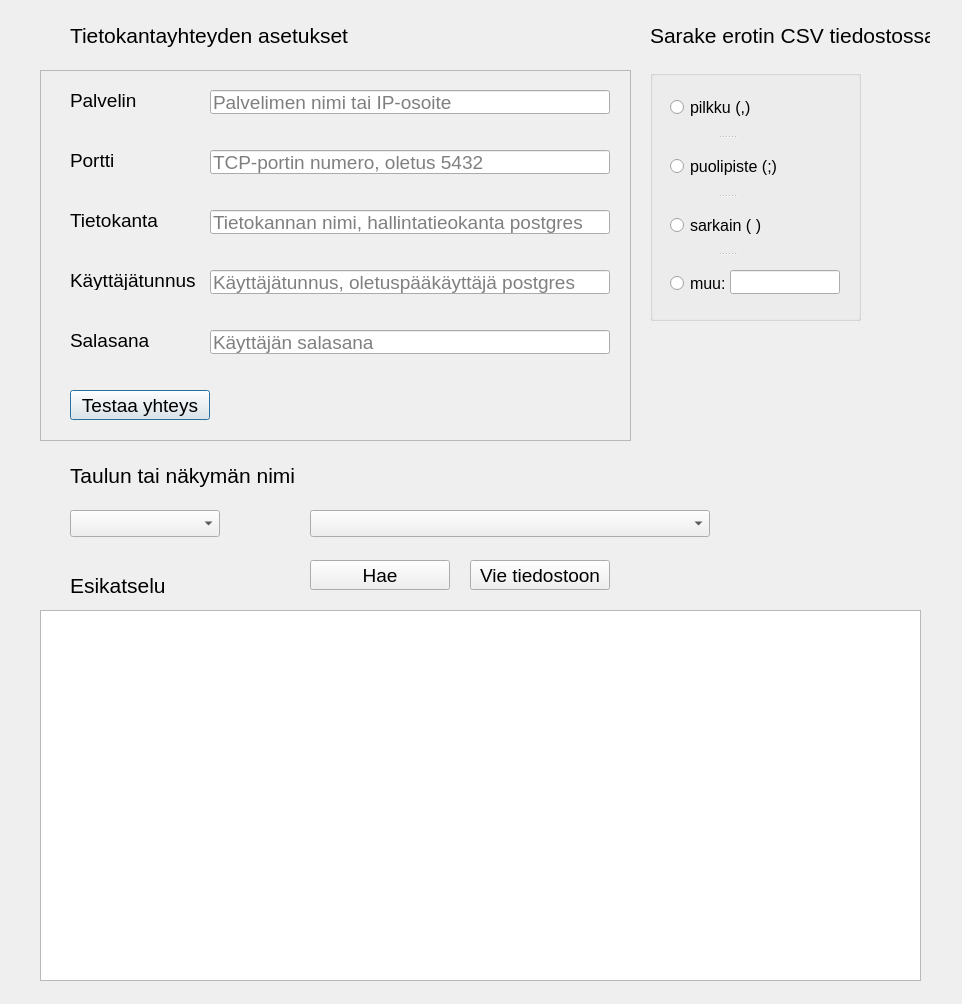
Before: the Qt Designer form PGCSVExportTool.ui in Sandrowue/PGViewCSV-ExportTool, drawn with Qt 5.
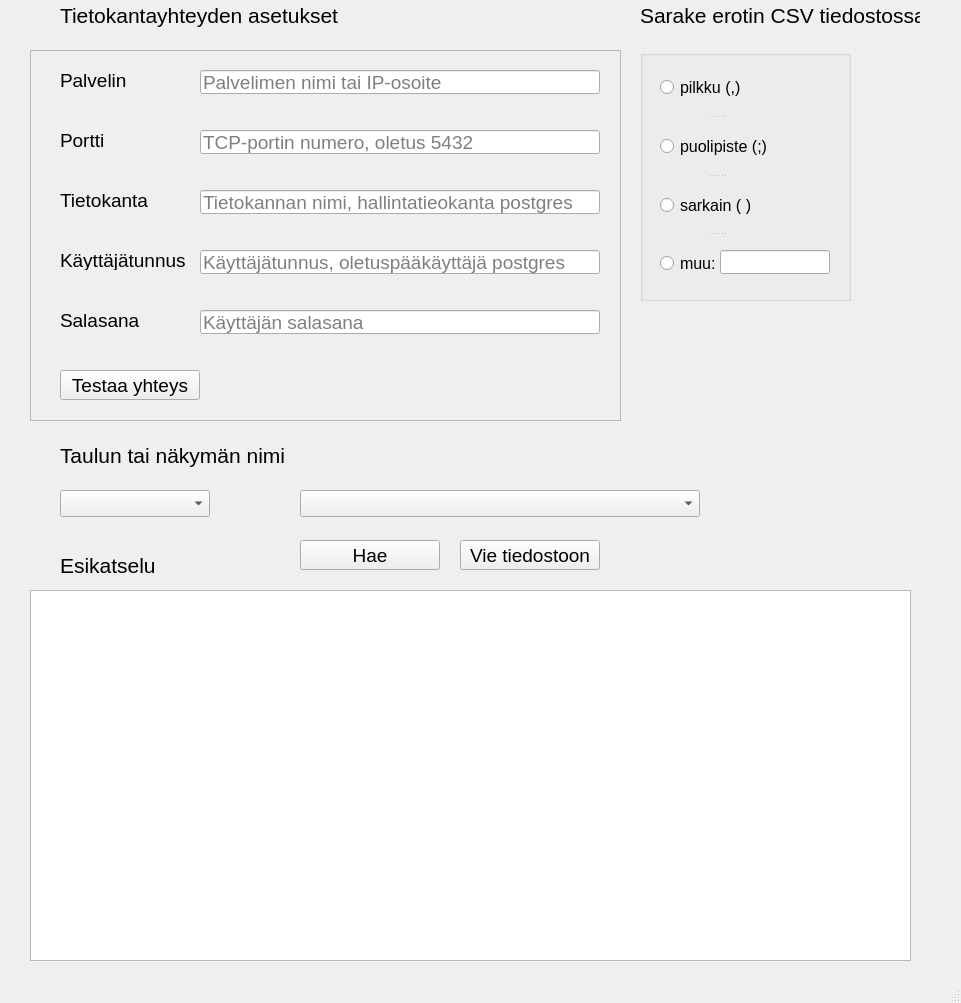
After: the same form once the commit is applied.

Commit message: Käyttöliittymä päivitetty

```diff
--- a/PGCSVExportTool.ui
+++ b/PGCSVExportTool.ui
@@ -1,23 +1,24 @@
 <?xml version="1.0" encoding="UTF-8"?>
 <ui version="4.0">
- <class>Dialog</class>
- <widget class="QDialog" name="Dialog">
+ <class>MainWindow</class>
+ <widget class="QMainWindow" name="MainWindow">
   <property name="geometry">
    <rect>
     <x>0</x>
     <y>0</y>
-    <width>962</width>
-    <height>1004</height>
+    <width>961</width>
+    <height>1003</height>
    </rect>
   </property>
   <property name="windowTitle">
    <string>Dialog</string>
   </property>
+  <widget class="QWidget" name="centralwidget">
   <widget class="QFrame" name="asetuksetFrame">
    <property name="geometry">
     <rect>
-     <x>40</x>
-     <y>70</y>
+      <x>30</x>
+      <y>50</y>
      <width>591</width>
      <height>371</height>
     </rect>
@@ -233,11 +234,65 @@
     </property>
    </widget>
   </widget>
+   <widget class="QLabel" name="erotinLabel">
+    <property name="geometry">
+     <rect>
+      <x>640</x>
+      <y>0</y>
+      <width>280</width>
+      <height>30</height>
+     </rect>
+    </property>
+    <property name="font">
+     <font>
+      <pointsize>16</pointsize>
+     </font>
+    </property>
+    <property name="text">
+     <string>Sarake erotin CSV tiedostossa</string>
+    </property>
+   </widget>
+   <widget class="QPushButton" name="haePushButton">
+    <property name="geometry">
+     <rect>
+      <x>300</x>
+      <y>540</y>
+      <width>140</width>
+      <height>30</height>
+     </rect>
+    </property>
+    <property name="font">
+     <font>
+      <pointsize>14</pointsize>
+     </font>
+    </property>
+    <property name="text">
+     <string>Hae</string>
+    </property>
+   </widget>
+   <widget class="QLabel" name="nimiLabel">
+    <property name="geometry">
+     <rect>
+      <x>60</x>
+      <y>440</y>
+      <width>280</width>
+      <height>30</height>
+     </rect>
+    </property>
+    <property name="font">
+     <font>
+      <pointsize>16</pointsize>
+     </font>
+    </property>
+    <property name="text">
+     <string>Taulun tai näkymän nimi</string>
+    </property>
+   </widget>
   <widget class="QLabel" name="yhteysLabel">
    <property name="geometry">
     <rect>
-     <x>70</x>
-     <y>20</y>
+      <x>60</x>
+      <y>0</y>
      <width>280</width>
      <height>30</height>
     </rect>
@@ -251,131 +306,34 @@
     <string>Tietokantayhteyden asetukset</string>
    </property>
   </widget>
-  <widget class="QLabel" name="esitkatseluLabel">
+   <widget class="QComboBox" name="tyyppiComboBox">
    <property name="geometry">
     <rect>
-     <x>70</x>
-     <y>570</y>
-     <width>130</width>
-     <height>30</height>
-    </rect>
-   </property>
-   <property name="font">
-    <font>
-     <pointsize>16</pointsize>
-    </font>
-   </property>
-   <property name="text">
-    <string>Esikatselu</string>
+      <x>60</x>
+      <y>490</y>
+      <width>150</width>
+      <height>27</height>
+     </rect>
+    </property>
+    <property name="currentText">
+     <string/>
    </property>
   </widget>
   <widget class="QTableWidget" name="esikatseluTableWidget">
    <property name="geometry">
     <rect>
-     <x>40</x>
-     <y>610</y>
+      <x>30</x>
+      <y>590</y>
      <width>881</width>
      <height>371</height>
     </rect>
    </property>
   </widget>
-  <widget class="QLabel" name="nimiLabel">
-   <property name="geometry">
-    <rect>
-     <x>70</x>
-     <y>460</y>
-     <width>280</width>
-     <height>30</height>
-    </rect>
-   </property>
-   <property name="font">
-    <font>
-     <pointsize>16</pointsize>
-    </font>
-   </property>
-   <property name="text">
-    <string>Taulun tai näkymän nimi</string>
-   </property>
-  </widget>
-  <widget class="QComboBox" name="tauluTaiNakumaComboBox">
-   <property name="geometry">
-    <rect>
-     <x>70</x>
-     <y>510</y>
-     <width>150</width>
-     <height>27</height>
-    </rect>
-   </property>
-  </widget>
-  <widget class="QComboBox" name="nimiComboBox">
-   <property name="geometry">
-    <rect>
-     <x>310</x>
-     <y>510</y>
-     <width>400</width>
-     <height>27</height>
-    </rect>
-   </property>
-  </widget>
-  <widget class="QPushButton" name="haePushButton">
-   <property name="geometry">
-    <rect>
-     <x>310</x>
-     <y>560</y>
-     <width>140</width>
-     <height>30</height>
-    </rect>
-   </property>
-   <property name="font">
-    <font>
-     <pointsize>14</pointsize>
-    </font>
-   </property>
-   <property name="text">
-    <string>Hae</string>
-   </property>
-  </widget>
-  <widget class="QPushButton" name="viePushButton">
-   <property name="geometry">
-    <rect>
-     <x>470</x>
-     <y>560</y>
-     <width>140</width>
-     <height>30</height>
-    </rect>
-   </property>
-   <property name="font">
-    <font>
-     <pointsize>14</pointsize>
-    </font>
-   </property>
-   <property name="text">
-    <string>Vie tiedostoon</string>
-   </property>
-  </widget>
-  <widget class="QLabel" name="erotinLabel">
-   <property name="geometry">
-    <rect>
-     <x>650</x>
-     <y>20</y>
-     <width>280</width>
-     <height>30</height>
-    </rect>
-   </property>
-   <property name="font">
-    <font>
-     <pointsize>16</pointsize>
-    </font>
-   </property>
-   <property name="text">
-    <string>Sarake erotin CSV tiedostossa</string>
-   </property>
-  </widget>
   <widget class="QGroupBox" name="erotinGroupBox">
    <property name="geometry">
     <rect>
-     <x>650</x>
-     <y>70</y>
+      <x>640</x>
+      <y>50</y>
      <width>211</width>
      <height>251</height>
     </rect>
@@ -447,17 +405,64 @@
     </widget>
    </widget>
   </widget>
-  <zorder>nimiComboBox</zorder>
-  <zorder>tauluTaiNakumaComboBox</zorder>
-  <zorder>haePushButton</zorder>
-  <zorder>viePushButton</zorder>
-  <zorder>esitkatseluLabel</zorder>
-  <zorder>nimiLabel</zorder>
-  <zorder>asetuksetFrame</zorder>
-  <zorder>yhteysLabel</zorder>
-  <zorder>esikatseluTableWidget</zorder>
-  <zorder>erotinLabel</zorder>
-  <zorder>erotinGroupBox</zorder>
+   <widget class="QLabel" name="esitkatseluLabel">
+    <property name="geometry">
+     <rect>
+      <x>60</x>
+      <y>550</y>
+      <width>130</width>
+      <height>30</height>
+     </rect>
+    </property>
+    <property name="font">
+     <font>
+      <pointsize>16</pointsize>
+     </font>
+    </property>
+    <property name="text">
+     <string>Esikatselu</string>
+    </property>
+   </widget>
+   <widget class="QComboBox" name="nimiComboBox">
+    <property name="geometry">
+     <rect>
+      <x>300</x>
+      <y>490</y>
+      <width>400</width>
+      <height>27</height>
+     </rect>
+    </property>
+   </widget>
+   <widget class="QPushButton" name="viePushButton">
+    <property name="geometry">
+     <rect>
+      <x>460</x>
+      <y>540</y>
+      <width>140</width>
+      <height>30</height>
+     </rect>
+    </property>
+    <property name="font">
+     <font>
+      <pointsize>14</pointsize>
+     </font>
+    </property>
+    <property name="text">
+     <string>Vie tiedostoon</string>
+    </property>
+   </widget>
+  </widget>
+  <widget class="QMenuBar" name="menubar">
+   <property name="geometry">
+    <rect>
+     <x>0</x>
+     <y>0</y>
+     <width>961</width>
+     <height>21</height>
+    </rect>
+   </property>
+  </widget>
+  <widget class="QStatusBar" name="statusbar"/>
  </widget>
  <resources/>
  <connections/>
```
Left out of the diff: 2 changed lines with no effect on the pictures. Lines whose indentation alone changed are shown as unchanged.
